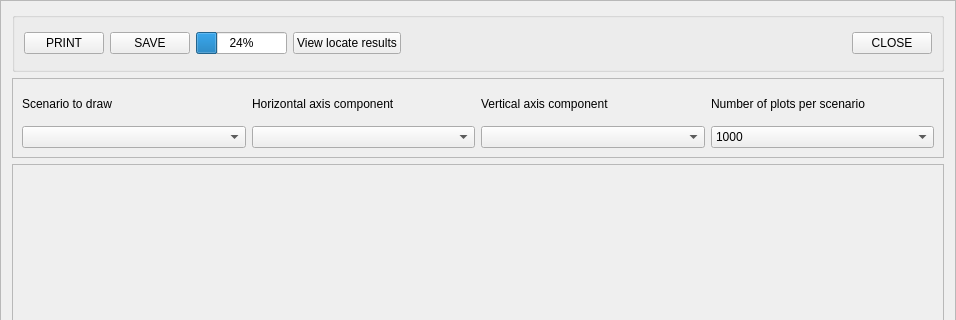
Before: the Qt Designer form python_interface/uis/drawScenarioFrame.ui in cbgp/diyabc, drawn with Qt 5; both pictures show x 0 to 956 and y 0 to 320 of the 956 by 660 pixel window.
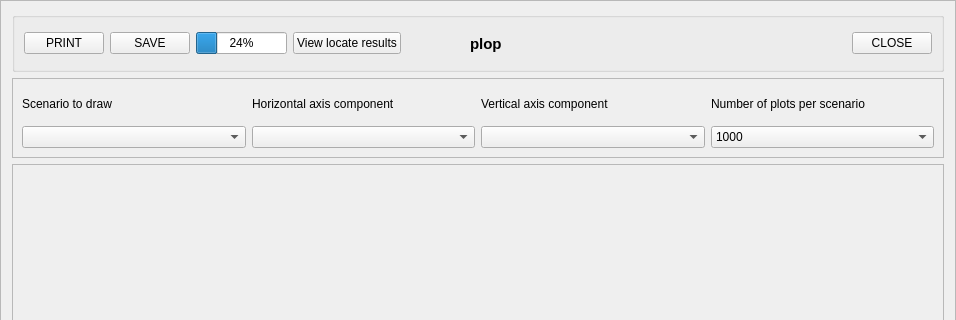
After: the same form once the commit is applied.

```diff
--- a/python_interface/uis/drawScenarioFrame.ui
+++ b/python_interface/uis/drawScenarioFrame.ui
@@ -72,6 +72,33 @@
         </property>
        </widget>
       </item>
+      <item>
+       <spacer name="horizontalSpacer_2">
+        <property name="orientation">
+         <enum>Qt::Horizontal</enum>
+        </property>
+        <property name="sizeHint" stdset="0">
+         <size>
+          <width>200</width>
+          <height>20</height>
+         </size>
+        </property>
+       </spacer>
+      </item>
+      <item>
+       <widget class="QLabel" name="analysisNameLabel">
+        <property name="font">
+         <font>
+          <pointsize>11</pointsize>
+          <weight>75</weight>
+          <bold>true</bold>
+         </font>
+        </property>
+        <property name="text">
+         <string>plop</string>
+        </property>
+       </widget>
+      </item>
       <item>
        <spacer name="horizontalSpacer">
         <property name="orientation">
```
